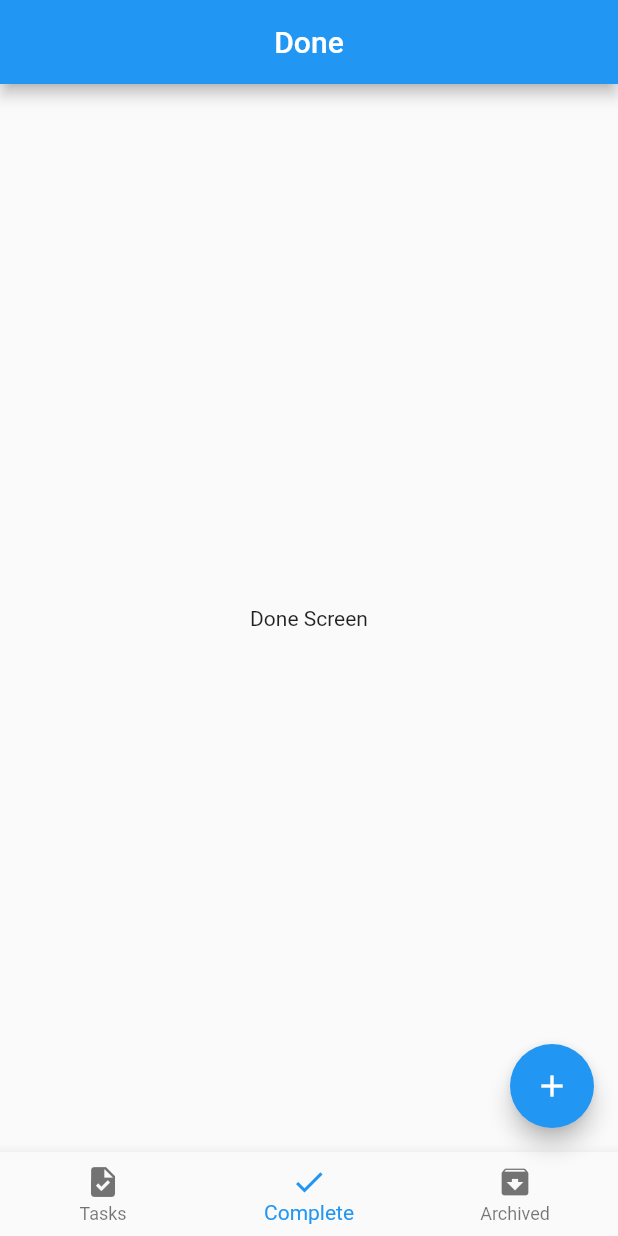
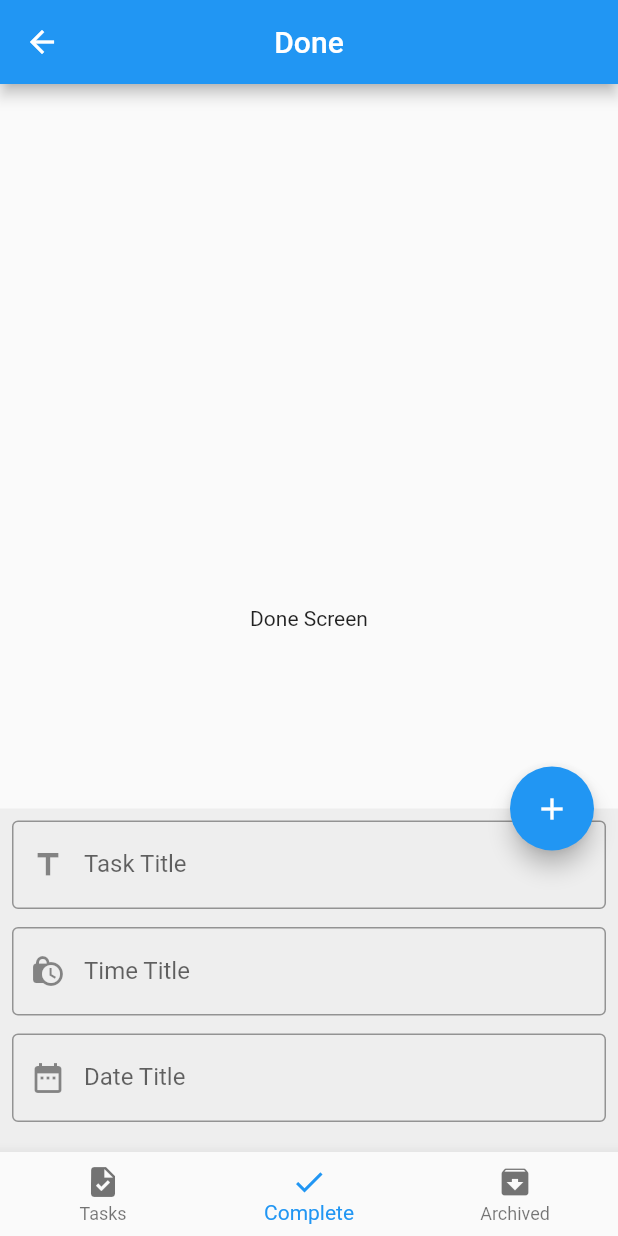
Before and after one commit to AyaAbdElmoneim158/FlutLab_Courses, a Flutter app: the screen it shows after launch, item 2 of the bottom bar chosen, after a tap on the "add" icon, on a phone screen of 412 x 824 dp. Run offline on Flutter 3.47's test engine with Material 2 defaults, Android fonts, the phone set to English and light mode, and no system bars; our stand-ins replace audioplayers, cloud_firestore, dartz, dio, equatable, firebase_auth and 9 more; missing offline and left inert: flutter_facebook_auth; accounts and stored records are empty; key blocks and very long unbroken strings in the code were emptied for the run.

Commit message:
🚩 04.Abdullah_Mansour 👉 Add BottomSheet Ui

```diff
--- a/lib/04.Abdullah_Mansour/layout/todo_navbar.dart
+++ b/lib/04.Abdullah_Mansour/layout/todo_navbar.dart
@@ -1,5 +1,6 @@
 import 'package:flutter/material.dart';
 import 'package:flutter_bloc/flutter_bloc.dart';
+import 'package:flutter_courses/04.Abdullah_Mansour/shared/components/components.dart';
 import 'package:flutter_courses/04.Abdullah_Mansour/shared/cubit/todo_cubit/todo_cubit.dart';
 import 'package:flutter_courses/04.Abdullah_Mansour/shared/cubit/todo_cubit/todo_states.dart';
 
@@ -8,11 +9,17 @@ class TodoNavbar extends StatelessWidget {
 
   @override
   Widget build(BuildContext context) {
+    final scaffoldKey = GlobalKey<ScaffoldState>();
+    final TextEditingController titleController = TextEditingController();
+    final TextEditingController timeController = TextEditingController();
+    final TextEditingController dateController = TextEditingController();
+
     return BlocProvider<ToDoCubit>(
       create: (context) => ToDoCubit(),
       child: BlocConsumer<ToDoCubit, ToDoStates>(
         listener: (context, state) {},
         builder: (context, state) => Scaffold(
+          key: scaffoldKey,
           appBar: AppBar(
             title: Text(
               // BlocProvider.of<ToDoCubit>(context).currentIndex.toString()
@@ -33,7 +40,17 @@ class TodoNavbar extends StatelessWidget {
             ],
           ),
           floatingActionButton: FloatingActionButton(
-            onPressed: () {},
+            onPressed: () {
+              scaffoldKey.currentState!.showBottomSheet((context) => Container(
+                    color: Colors.grey[200],
+                    child: buildBottomSheetUi(
+                      titleController: timeController,
+                      timeController: timeController,
+                      dateController: dateController,
+                      context: context,
+                    ),
+                  ));
+            },
             child: const Icon(Icons.add),
           ),
           body: ToDoCubit.get(context)
@@ -42,4 +59,46 @@ class TodoNavbar extends StatelessWidget {
       ),
     );
   }
+
+  Widget buildBottomSheetUi(
+          {required TextEditingController titleController,
+          required TextEditingController timeController,
+          required TextEditingController dateController,
+          required BuildContext context}) =>
+      Padding(
+        padding: const EdgeInsets.all(8.0),
+        child: Column(
+          mainAxisSize: MainAxisSize.min,
+          children: [
+            CustomTextField(
+              controller: titleController,
+              labelText: "Task Title",
+              prefixIcon: const Icon(Icons.title),
+            ),
+            const SizedBox(height: 12),
+            CustomTextField(
+              controller: titleController,
+              labelText: "Time Title",
+              prefixIcon: const Icon(Icons.lock_clock),
+              onTap: () {
+                showTimePicker(context: context, initialTime: TimeOfDay.now());
+              },
+            ),
+            const SizedBox(height: 12),
+            CustomTextField(
+              controller: titleController,
+              labelText: "Date Title",
+              prefixIcon: const Icon(Icons.date_range),
+              onTap: () {
+                showDatePicker(
+                    context: context,
+                    initialDate: DateTime.now(),
+                    firstDate: DateTime.now(),
+                    lastDate: DateTime(2024));
+              },
+            ),
+            const SizedBox(height: 12),
+          ],
+        ),
+      );
 }
--- /dev/null
+++ b/lib/04.Abdullah_Mansour/modules/tasks/tasks_screen.dart
@@ -0,0 +1,10 @@
+import 'package:flutter/widgets.dart';
+
+class TasksScreen extends StatelessWidget {
+  const TasksScreen({super.key});
+
+  @override
+  Widget build(BuildContext context) {
+    return const Center(child: Text("Tasks Screen"));
+  }
+}
--- a/lib/04.Abdullah_Mansour/shared/components/components.dart
+++ b/lib/04.Abdullah_Mansour/shared/components/components.dart
@@ -0,0 +1,57 @@
+// ignore_for_file: public_member_api_docs, sort_constructors_first
+import 'package:flutter/material.dart';
+
+class CustomTextField extends StatelessWidget {
+  final TextEditingController controller;
+  final TextInputType? keyboardType;
+  final String? labelText;
+  final Widget? prefixIcon;
+  final void Function()? onTap;
+
+  const CustomTextField({
+    Key? key,
+    required this.controller,
+    this.keyboardType,
+    this.labelText,
+    this.prefixIcon,
+    this.onTap,
+  }) : super(key: key);
+
+  @override
+  Widget build(BuildContext context) {
+    return TextFormField(
+      controller: controller,
+      keyboardType: keyboardType,
+      onTap: onTap,
+      decoration: InputDecoration(
+        hintText: labelText,
+        labelText: labelText,
+        border: const OutlineInputBorder(),
+        prefixIcon: prefixIcon,
+      ),
+    );
+  }
+}
+
+class CustomBtn extends StatelessWidget {
+  const CustomBtn({
+    super.key,
+  });
+
+  @override
+  Widget build(BuildContext context) {
+    return SizedBox(
+      width: double.infinity,
+      height: 54,
+      child: ElevatedButton(
+          // MaterialButton
+          onPressed: () {},
+          child: const Text(
+            "Login",
+            style: TextStyle(
+              color: Colors.white,
+            ),
+          )),
+    );
+  }
+}
--- a/lib/04.Abdullah_Mansour/shared/cubit/todo_cubit/todo_cubit.dart
+++ b/lib/04.Abdullah_Mansour/shared/cubit/todo_cubit/todo_cubit.dart
@@ -1,5 +1,6 @@
 import 'package:flutter/material.dart';
 import 'package:flutter_bloc/flutter_bloc.dart';
+import 'package:flutter_courses/04.Abdullah_Mansour/modules/tasks/tasks_screen.dart';
 import 'todo_states.dart';
 
 class ToDoCubit extends Cubit<ToDoStates> {
@@ -9,7 +10,7 @@ class ToDoCubit extends Cubit<ToDoStates> {
   //* Change_NavBar_logic ------------------------------------------------------
   int currentIndex = 0;
   List<Widget> screens = const [
-    Center(child: Text("Tasks Screen")),
+    TasksScreen(),
     Center(child: Text("Done Screen")),
     Center(child: Text("Archived Screen")),
   ];
```
Also changed, not shown: lib/04.Abdullah_Mansour/modules/login/login_design.dart (+3 -26 lines).
